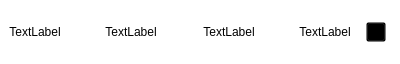
Before: the Qt Designer form songitem.ui in Mohamed-0Sabry/Spotify-QT, drawn with Qt 5.
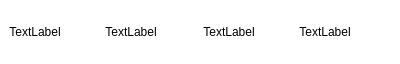
After: the same form once the commit is applied. Icons and pictures are not drawn.

What changed in the file:
```diff
--- a/songitem.ui
+++ b/songitem.ui
@@ -109,9 +109,9 @@
      </property>
      <property name="styleSheet">
       <string notr="true">QPushButton {
-        qproperty-icon: url(./icons/AddFavSong.svg);
-    }
-</string>
+    background-color: transparent;
+    border: none;
+}</string>
      </property>
      <property name="text">
       <string/>
```
Left out of the diff: 2 changed lines with no effect on the pictures.
